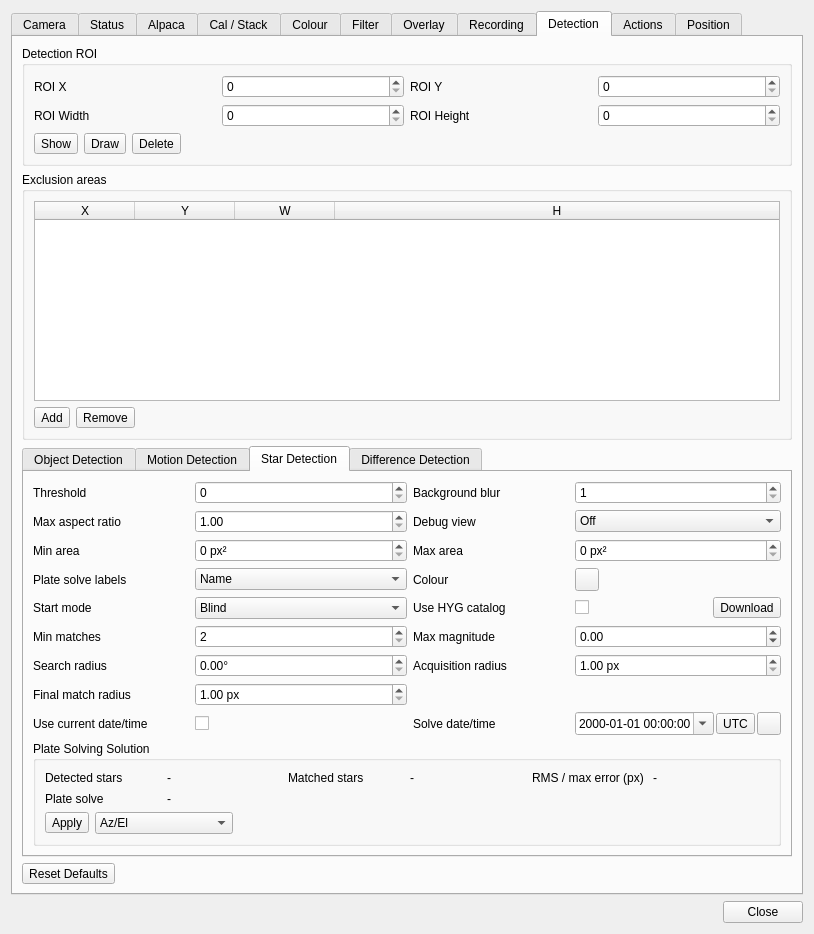
First picture: the form in plugins/feature/camera/camerasettingsdialog.ui, repository srcejon/sdrangel, before the edit.
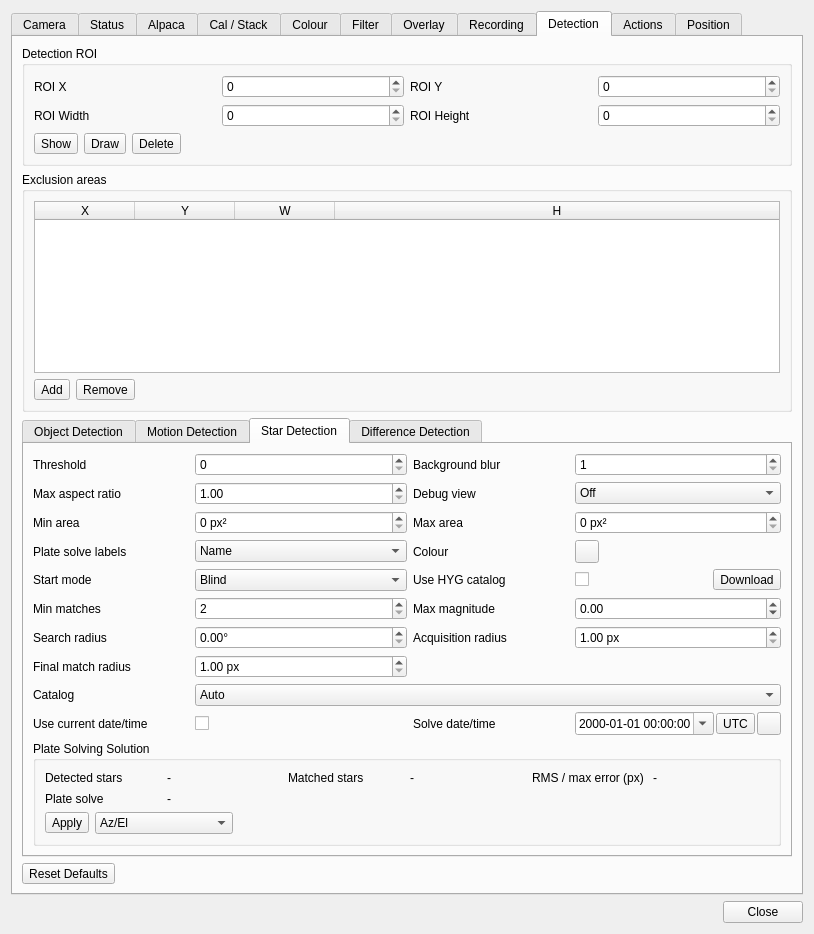
Second picture: the form after the edit. The open tabs and pages were chosen to show the change. Icons and pictures are not drawn. Custom widgets are drawn as their Qt base class.

Commit message: Add Siril SPCC Gaia plate solve catalog

What changed in the file:
```diff
--- a/plugins/feature/camera/camerasettingsdialog.ui
+++ b/plugins/feature/camera/camerasettingsdialog.ui
@@ -4809,6 +4809,35 @@
              </property>
             </widget>
            </item>
+           <item row="9" column="0">
+            <widget class="QLabel" name="plateSolveCatalogSourceLabel">
+             <property name="text">
+              <string>Catalog</string>
+             </property>
+            </widget>
+           </item>
+           <item row="9" column="1" colspan="3">
+            <widget class="QComboBox" name="plateSolveCatalogSourceCombo">
+             <property name="toolTip">
+              <string>Select the star catalog used for plate solving</string>
+             </property>
+             <item>
+              <property name="text">
+               <string>Auto</string>
+              </property>
+             </item>
+             <item>
+              <property name="text">
+               <string>HYG / bundled</string>
+              </property>
+             </item>
+             <item>
+              <property name="text">
+               <string>Siril SPCC Gaia DR3</string>
+              </property>
+             </item>
+            </widget>
+           </item>
            <item row="5" column="0">
             <widget class="QLabel" name="plateSolveStartModeLabel">
              <property name="text">
```
The commit also changes 7 other files.
